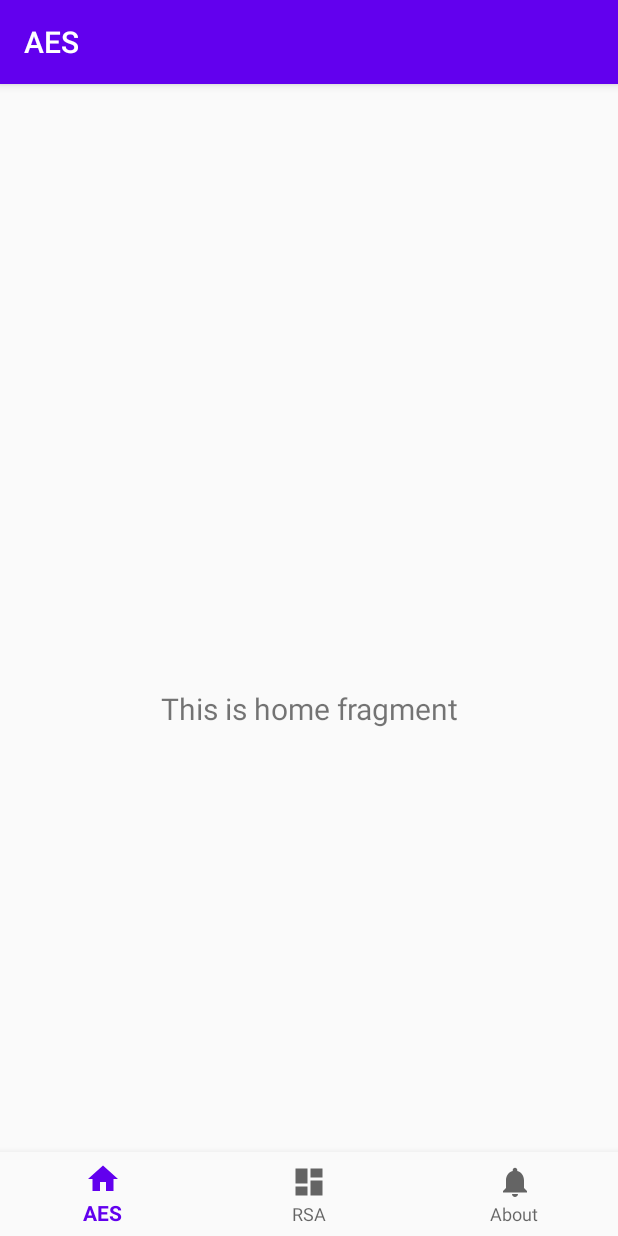
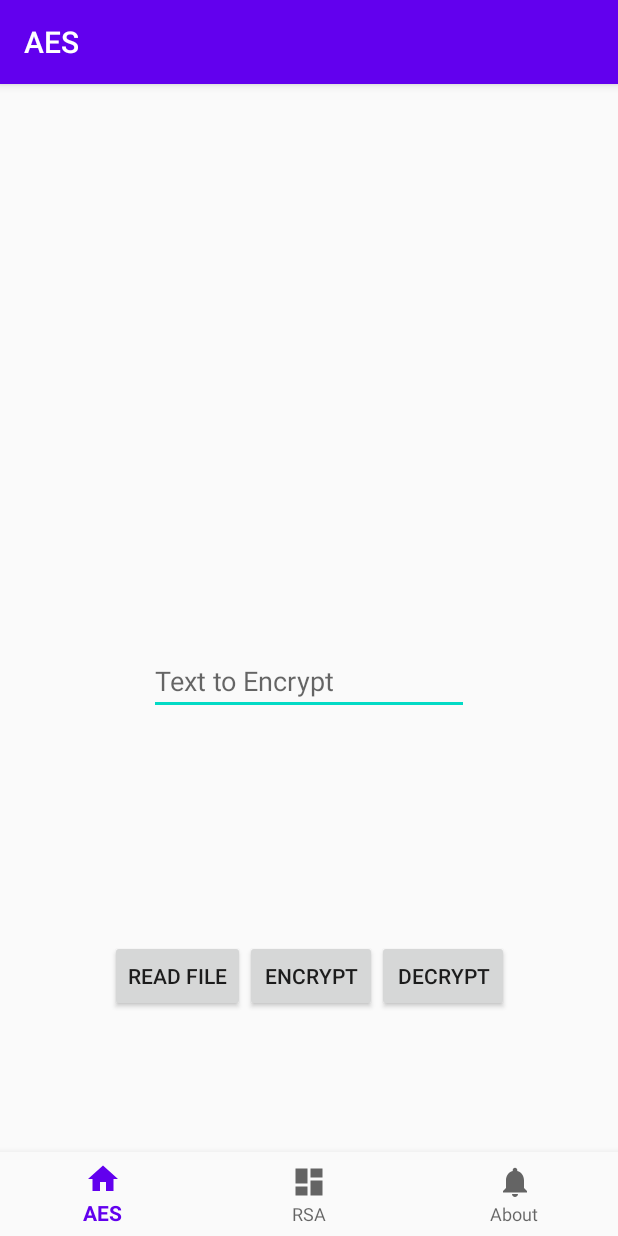
Before and after one commit to KonradKarimi/BSKApp, an Android app: the screen it shows after launch (MainActivity), on a phone screen of 412 x 824 dp. Run offline under Robolectric (Android 15) with nearby library versions, the phone set to English and light mode, and no system bars; our stand-ins replace Firebase (no records; nobody signed in at launch, a user with empty details on screens opened directly), data binding, navigation-ui.

Commit message:
Created some layout

```diff
--- a/app/build.gradle
+++ b/app/build.gradle
@@ -22,18 +22,23 @@ android {
         }
     }
 
+    buildFeatures{
+        dataBinding = true
+        viewBinding = true
+    }
+
 }
 
 dependencies {
     implementation fileTree(dir: 'libs', include: ['*.jar'])
 
-    implementation 'androidx.appcompat:appcompat:1.0.2'
-    implementation 'com.google.android.material:material:1.0.0'
+    implementation 'androidx.appcompat:appcompat:1.1.0'
+    implementation 'com.google.android.material:material:1.1.0'
     implementation 'androidx.constraintlayout:constraintlayout:1.1.3'
-    implementation 'androidx.navigation:navigation-fragment:2.0.0'
-    implementation 'androidx.navigation:navigation-ui:2.0.0'
-    implementation 'androidx.lifecycle:lifecycle-extensions:2.0.0'
-    implementation 'com.google.firebase:firebase-firestore:17.1.2'
+    implementation 'androidx.navigation:navigation-fragment:2.2.2'
+    implementation 'androidx.navigation:navigation-ui:2.2.2'
+    implementation 'androidx.lifecycle:lifecycle-extensions:2.2.0'
+    implementation 'com.google.firebase:firebase-firestore:21.4.3'
     testImplementation 'junit:junit:4.12'
     androidTestImplementation 'androidx.test.ext:junit:1.1.1'
     androidTestImplementation 'androidx.test.espresso:espresso-core:3.2.0'
--- a/app/src/main/java/com/konradkarimi/bskapp/ui/home/HomeFragment.java
+++ b/app/src/main/java/com/konradkarimi/bskapp/ui/home/HomeFragment.java
@@ -8,28 +8,36 @@ import android.widget.TextView;
 
 import androidx.annotation.NonNull;
 import androidx.annotation.Nullable;
+import androidx.databinding.DataBindingUtil;
 import androidx.fragment.app.Fragment;
 import androidx.lifecycle.Observer;
+import androidx.lifecycle.ViewModelProvider;
 import androidx.lifecycle.ViewModelProviders;
 
 import com.konradkarimi.bskapp.R;
+import com.konradkarimi.bskapp.databinding.FragmentHomeBinding;
 
 public class HomeFragment extends Fragment {
 
     private HomeViewModel homeViewModel;
+    private FragmentHomeBinding binding;
+
 
     public View onCreateView(@NonNull LayoutInflater inflater,
                              ViewGroup container, Bundle savedInstanceState) {
-        homeViewModel =
-                ViewModelProviders.of(this).get(HomeViewModel.class);
-        View root = inflater.inflate(R.layout.fragment_home, container, false);
-        final TextView textView = root.findViewById(R.id.text_home);
-        homeViewModel.getText().observe(getViewLifecycleOwner(), new Observer<String>() {
-            @Override
-            public void onChanged(@Nullable String s) {
-                textView.setText(s);
-            }
-        });
-        return root;
+
+        homeViewModel = new ViewModelProvider(this).get(HomeViewModel.class);
+
+        binding = FragmentHomeBinding.inflate(inflater, container, false);
+        binding.setViewmodel(homeViewModel);
+        binding.setLifecycleOwner(this);
+        View view = binding.getRoot();
+        return view;
+    }
+
+    @Override
+    public void onDestroyView() {
+        super.onDestroyView();
+        binding = null;
     }
 }
--- a/app/src/main/java/com/konradkarimi/bskapp/ui/home/HomeViewModel.java
+++ b/app/src/main/java/com/konradkarimi/bskapp/ui/home/HomeViewModel.java
@@ -1,8 +1,17 @@
 package com.konradkarimi.bskapp.ui.home;
 
+import android.text.Editable;
+import android.text.TextWatcher;
+
+import androidx.databinding.BaseObservable;
+import androidx.databinding.Bindable;
+import androidx.databinding.InverseMethod;
 import androidx.lifecycle.LiveData;
 import androidx.lifecycle.MutableLiveData;
+import androidx.lifecycle.Observer;
 import androidx.lifecycle.ViewModel;
+
+import com.konradkarimi.bskapp.BR;
 
 public class HomeViewModel extends ViewModel {
 
@@ -10,10 +19,20 @@ public class HomeViewModel extends ViewModel {
 
     public HomeViewModel() {
         mText = new MutableLiveData<>();
-        mText.setValue("This is home fragment");
+        mText.setValue("Here is your text to encrypt! 🔐");
     }
 
     public LiveData<String> getText() {
         return mText;
     }
+
+    public void setText(CharSequence s) {
+        this.mText.setValue(s.toString());
+    }
+
+    public void readFile() {
+        System.out.println(mText.getValue());
+    }
+
+
 }
--- a/app/src/main/res/layout/fragment_home.xml
+++ b/app/src/main/res/layout/fragment_home.xml
@@ -1,7 +1,16 @@
 <?xml version="1.0" encoding="utf-8"?>
-<androidx.constraintlayout.widget.ConstraintLayout xmlns:android="http://schemas.android.com/apk/res/android"
+<layout xmlns:android="http://schemas.android.com/apk/res/android"
     xmlns:app="http://schemas.android.com/apk/res-auto"
-    xmlns:tools="http://schemas.android.com/tools"
+    xmlns:tools="http://schemas.android.com/tools">
+
+    <data>
+
+        <variable
+            name="viewmodel"
+            type="com.konradkarimi.bskapp.ui.home.HomeViewModel" />
+    </data>
+
+    <androidx.constraintlayout.widget.ConstraintLayout
         android:layout_width="match_parent"
         android:layout_height="match_parent"
         tools:context=".ui.home.HomeFragment">
@@ -13,10 +22,64 @@
             android:layout_marginStart="8dp"
             android:layout_marginTop="8dp"
             android:layout_marginEnd="8dp"
+            android:text="@{viewmodel.text}"
             android:textAlignment="center"
             android:textSize="20sp"
             app:layout_constraintBottom_toBottomOf="parent"
             app:layout_constraintEnd_toEndOf="parent"
+            app:layout_constraintHorizontal_bias="0.0"
             app:layout_constraintStart_toStartOf="parent"
-        app:layout_constraintTop_toTopOf="parent" />
+            app:layout_constraintTop_toTopOf="parent"
+            app:layout_constraintVertical_bias="0.408" />
+
+        <LinearLayout
+            android:id="@+id/linearLayout"
+            android:layout_width="wrap_content"
+            android:layout_height="wrap_content"
+            android:layout_marginTop="8dp"
+            android:layout_marginBottom="8dp"
+            android:orientation="horizontal"
+            app:layout_constraintBottom_toBottomOf="parent"
+            app:layout_constraintEnd_toEndOf="parent"
+            app:layout_constraintStart_toStartOf="parent"
+            app:layout_constraintTop_toBottomOf="@+id/textToEncryptET">
+
+            <Button
+                android:id="@+id/readFBTN"
+                android:layout_width="wrap_content"
+                android:layout_height="wrap_content"
+                android:layout_weight="1"
+                android:onClick="@{() -> viewmodel.readFile()}"
+                android:text="Read File" />
+
+            <Button
+                android:id="@+id/encryptBTN"
+                android:layout_width="wrap_content"
+                android:layout_height="wrap_content"
+                android:layout_weight="1"
+                android:text="Encrypt" />
+
+            <Button
+                android:id="@+id/decryptBTN"
+                android:layout_width="wrap_content"
+                android:layout_height="wrap_content"
+                android:layout_weight="1"
+                android:text="Decrypt" />
+        </LinearLayout>
+
+        <EditText
+            android:id="@+id/textToEncryptET"
+            android:layout_width="wrap_content"
+            android:layout_height="wrap_content"
+            android:layout_marginTop="8dp"
+            android:afterTextChanged="@{(editable)->viewmodel.setText(editable)}"
+            android:ems="10"
+            android:hint="Text to Encrypt"
+            android:inputType="textPersonName"
+            app:layout_constraintEnd_toEndOf="parent"
+            app:layout_constraintStart_toStartOf="parent"
+            app:layout_constraintTop_toBottomOf="@+id/text_home" />
+
+
     </androidx.constraintlayout.widget.ConstraintLayout>
+</layout>
```
Lines whose indentation alone changed are shown as unchanged.
